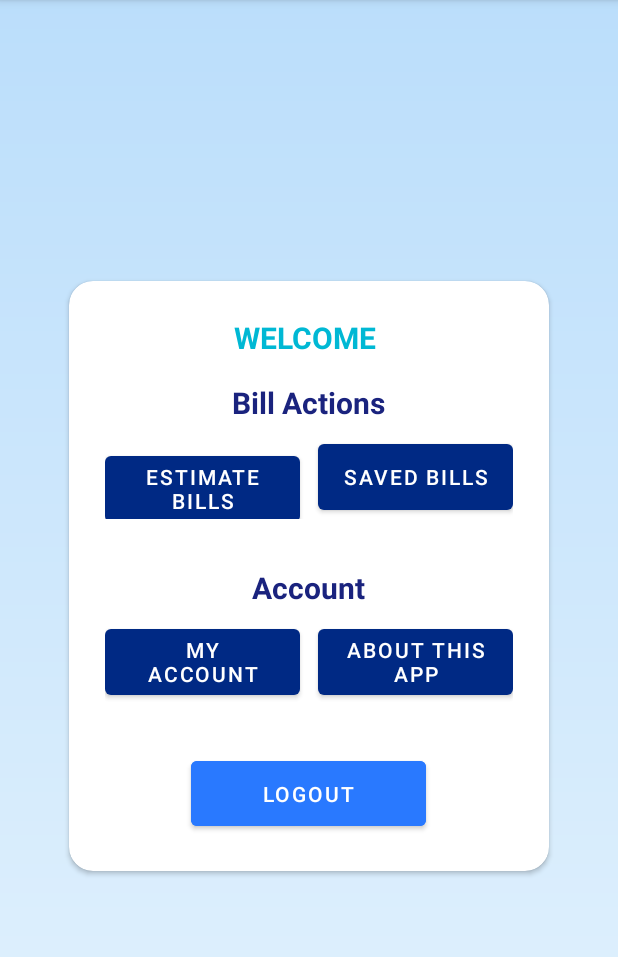
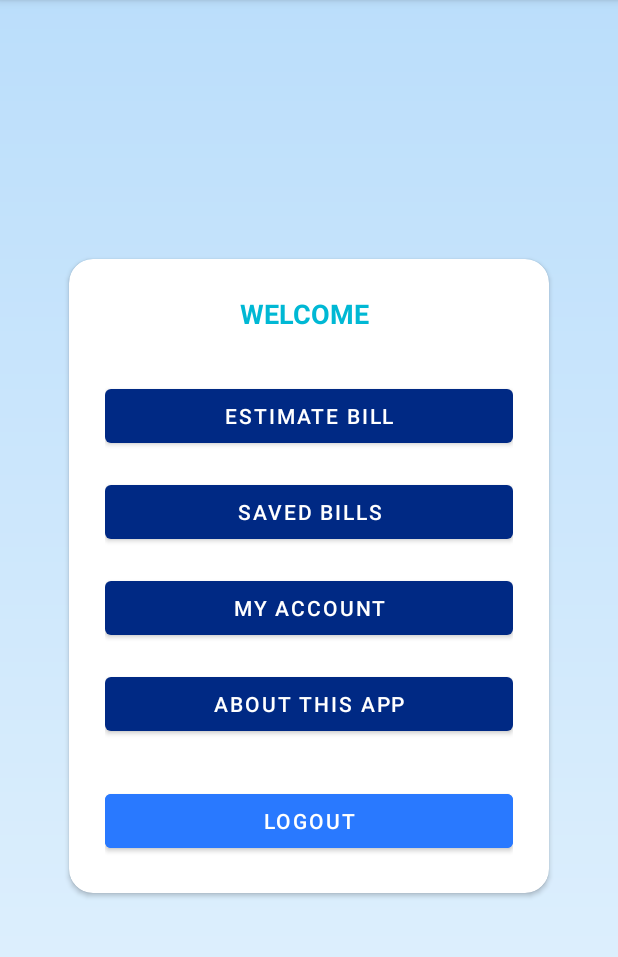
Before and after one commit to zerohyie/MyBills, an Android app: the screen it shows after launch once a user with an empty profile is signed in (DashboardActivity), on a phone screen of 412 x 824 dp, the part 84-1041 px from its top. Run offline under Robolectric (Android 15) with nearby library versions, the phone set to English and light mode, and no system bars; our stand-ins replace Firebase (no records; nobody signed in at launch, a user with empty details on screens opened directly).

Commit message:
commit activity dashboard

```diff
--- a/app/src/main/res/layout/activity_dashboard.xml
+++ b/app/src/main/res/layout/activity_dashboard.xml
@@ -22,103 +22,57 @@
             app:cardCornerRadius="16dp"
             app:cardBackgroundColor="@android:color/white">
 
-            <LinearLayout
+            <LinearLayout xmlns:android="http://schemas.android.com/apk/res/android"
                 android:layout_width="match_parent"
-                android:layout_height="wrap_content"
+                android:layout_height="match_parent"
                 android:orientation="vertical"
+                android:gravity="center"
                 android:padding="24dp">
 
                 <TextView
                     android:id="@+id/tvWelcome"
                     android:layout_width="wrap_content"
                     android:layout_height="wrap_content"
-                    android:layout_gravity="center_horizontal"
-                    android:layout_marginBottom="16dp"
-                    android:text="Welcome"
+                    android:text="Welcome, User!"
+                    android:textSize="18sp"
+                    android:textStyle="bold"
                     android:textColor="@color/secondary"
-                    android:textSize="20sp"
-                    android:textStyle="bold" />
-
-                <TextView
-                    android:layout_width="wrap_content"
-                    android:layout_height="wrap_content"
-                    android:layout_gravity="center_horizontal"
-                    android:layout_marginBottom="8dp"
-                    android:text="Bill Actions"
-                    android:textColor="@color/primaryDark"
-                    android:textSize="20sp"
-                    android:textStyle="bold" />
-
-                <LinearLayout
-                    android:layout_width="match_parent"
-                    android:layout_height="wrap_content"
-                    android:orientation="horizontal"
-                    android:weightSum="2"
-                    android:layout_marginBottom="8dp">
+                    android:layout_marginBottom="32dp" />
 
                 <Button
                     android:id="@+id/btnEstimate"
-                        android:layout_width="0dp"
-                        android:layout_height="56dp"
-                        android:layout_marginEnd="12dp"
-                        android:layout_weight="1"
-                        android:text="Estimate Bills" />
+                    android:layout_width="match_parent"
+                    android:layout_height="wrap_content"
+                    android:text="Estimate Bill" />
 
                 <Button
                     android:id="@+id/btnViewBills"
-                        android:layout_width="0dp"
-                        android:layout_height="56dp"
-                        android:layout_weight="1"
-                        android:text="Saved Bills" />
-                </LinearLayout>
-
-                <TextView
-                    android:layout_width="wrap_content"
-                    android:layout_height="wrap_content"
-                    android:layout_gravity="center_horizontal"
-                    android:layout_marginTop="24dp"
-                    android:layout_marginBottom="8dp"
-                    android:text="Account"
-                    android:textColor="@color/primaryDark"
-                    android:textSize="20sp"
-                    android:textStyle="bold" />
-
-                <LinearLayout
                     android:layout_width="match_parent"
                     android:layout_height="wrap_content"
-                    android:orientation="horizontal"
-                    android:weightSum="2"
-                    android:layout_marginBottom="8dp">
+                    android:text="Saved Bills"
+                    android:layout_marginTop="16dp" />
 
                 <Button
                     android:id="@+id/btnAccount"
-                        android:layout_width="0dp"
-                        android:layout_height="56dp"
-                        android:layout_weight="1"
-                        android:layout_marginEnd="12dp"
-                        android:text="My Account" />
+                    android:layout_width="match_parent"
+                    android:layout_height="wrap_content"
+                    android:text="My Account"
+                    android:layout_marginTop="16dp" />
 
                 <Button
                     android:id="@+id/btnAbout"
-                        android:layout_width="0dp"
-                        android:layout_height="56dp"
-                        android:layout_weight="1"
-                        android:text="About This App" />
-                </LinearLayout>
+                    android:layout_width="match_parent"
+                    android:layout_height="wrap_content"
+                    android:text="About This App"
+                    android:layout_marginTop="16dp" />
 
                 <Button
                     android:id="@+id/btnLogout"
-                    android:layout_width="wrap_content"
+                    android:layout_width="match_parent"
                     android:layout_height="wrap_content"
-                    android:layout_gravity="center"
-                    android:paddingLeft="48dp"
-                    android:paddingRight="48dp"
-                    android:paddingTop="12dp"
-                    android:paddingBottom="12dp"
                     android:text="Logout"
-                    android:layout_marginTop="24dp"
                     android:backgroundTint="@color/accent"
-                    android:textColor="@android:color/white" />
+                    android:layout_marginTop="30dp" />
 
             </LinearLayout>
         </androidx.cardview.widget.CardView>
```
Lines whose indentation alone changed are shown as unchanged.
